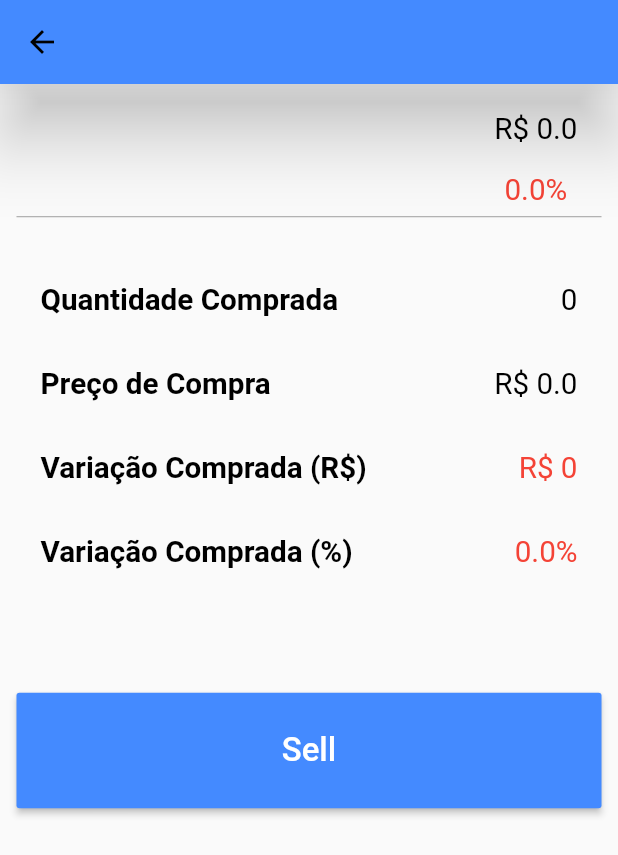
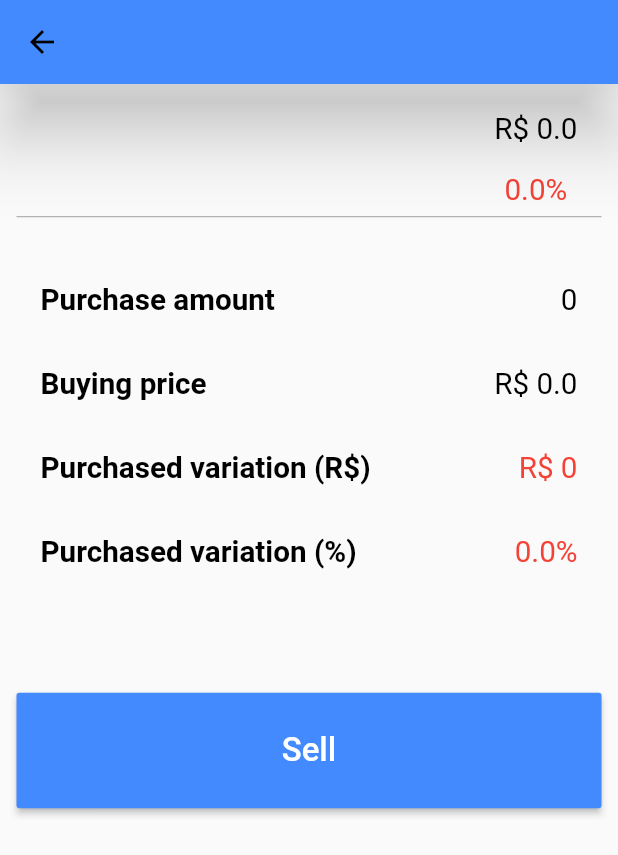
Before and after one commit to iojoaomarcos/Stonks, a Flutter app: the DetalhaAcaoComprada screen opened directly with empty values, on a phone screen of 412 x 824 dp. Shown: the top 855 px of the screen. Run offline on Flutter 3.47's test engine with Material 2 defaults, Android fonts, the phone set to English and light mode, and no system bars; our stand-ins replace firebase_auth, firebase_database, google_sign_in, sqflite; accounts and stored records are empty.

Commit message:
traducao tela 2
detalhe acao comprada

```diff
--- a/Projeto_Final/lib/mercado/detalha_acao_comprada.dart
+++ b/Projeto_Final/lib/mercado/detalha_acao_comprada.dart
@@ -155,7 +155,7 @@ class _DetalhaAcaoCompradaState extends State<DetalhaAcaoComprada> {
             Padding(
               padding: EdgeInsets.only(top: setHeight(10.0)),
               child: ListTile(
-                title: Text('Quantidade Comprada',
+                title: Text('Purchase amount',
                     style: TextStyle(
                       color: Colors.black,
                       fontSize: setWidth(18.0),
@@ -167,7 +167,7 @@ class _DetalhaAcaoCompradaState extends State<DetalhaAcaoComprada> {
               ),
             ),
             ListTile(
-              title: Text('Preço de Compra',
+              title: Text('Buying price',
                   style: TextStyle(
                     color: Colors.black,
                     fontSize: setWidth(18.0),
@@ -178,7 +178,7 @@ class _DetalhaAcaoCompradaState extends State<DetalhaAcaoComprada> {
                       TextStyle(color: Colors.black, fontSize: setWidth(18.0))),
             ),
             ListTile(
-              title: Text('Variação Comprada (R\$)',
+              title: Text('Purchased variation (R\$)',
                   style: TextStyle(
                     color: Colors.black,
                     fontSize: setWidth(18.0),
@@ -189,7 +189,7 @@ class _DetalhaAcaoCompradaState extends State<DetalhaAcaoComprada> {
             Padding(
               padding: EdgeInsets.only(bottom: setHeight(30.0)),
               child: ListTile(
-                title: Text('Variação Comprada (%)',
+                title: Text('Purchased variation (%)',
                     style: TextStyle(
                       color: Colors.black,
                       fontSize: setWidth(18.0),
```
